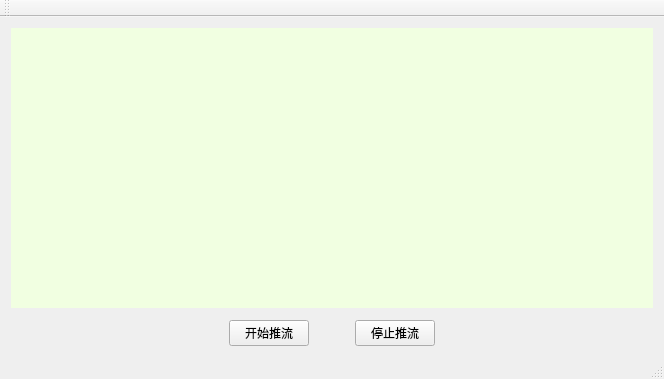
First picture: the form in mainwindow.ui, repository weinkym/zegoapp, before the edit.
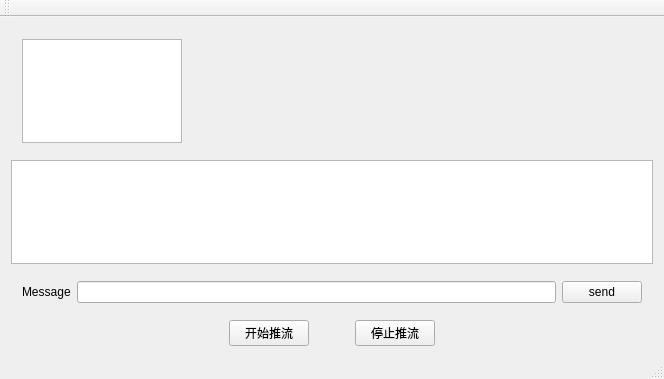
Second picture: the form after the edit.

```diff
--- a/mainwindow.ui
+++ b/mainwindow.ui
@@ -23,32 +23,40 @@
         <verstretch>0</verstretch>
        </sizepolicy>
       </property>
-      <property name="styleSheet">
-       <string notr="true">background:rgb(241, 255, 225)</string>
-      </property>
-      <layout class="QHBoxLayout" name="horizontalLayout_2">
+      <layout class="QHBoxLayout" name="horizontalLayout_3">
        <item>
-        <widget class="QWidget" name="widget_4" native="true"/>
+        <widget class="QListWidget" name="listWidget">
+         <property name="sizePolicy">
+          <sizepolicy hsizetype="Preferred" vsizetype="Expanding">
+           <horstretch>0</horstretch>
+           <verstretch>0</verstretch>
+          </sizepolicy>
+         </property>
+         <property name="maximumSize">
+          <size>
+           <width>160</width>
+           <height>16777215</height>
+          </size>
+         </property>
+        </widget>
        </item>
        <item>
-        <widget class="QWidget" name="widget_3" native="true">
-         <layout class="QVBoxLayout" name="verticalLayout_3">
+        <widget class="QWidget" name="widgetView" native="true">
+         <property name="sizePolicy">
+          <sizepolicy hsizetype="Expanding" vsizetype="Expanding">
+           <horstretch>0</horstretch>
+           <verstretch>0</verstretch>
+          </sizepolicy>
+         </property>
+         <property name="maximumSize">
+          <size>
+           <width>16777215</width>
+           <height>16777215</height>
+          </size>
+         </property>
+         <layout class="QHBoxLayout" name="horizontalLayout_2">
           <item>
-           <layout class="QVBoxLayout" name="vLayoutListView">
-            <item>
-             <spacer name="verticalSpacer">
-              <property name="orientation">
-               <enum>Qt::Vertical</enum>
-              </property>
-              <property name="sizeHint" stdset="0">
-               <size>
-                <width>20</width>
-                <height>17</height>
-               </size>
-              </property>
-             </spacer>
-            </item>
-           </layout>
+           <layout class="QHBoxLayout" name="hLayout"/>
           </item>
          </layout>
         </widget>
@@ -56,14 +64,36 @@
       </layout>
      </widget>
     </item>
+    <item>
+     <widget class="QTextEdit" name="textEdit"/>
+    </item>
     <item>
      <widget class="QWidget" name="widget_2" native="true">
-      <property name="maximumSize">
+      <property name="minimumSize">
        <size>
-        <width>16777215</width>
-        <height>20</height>
+        <width>0</width>
+        <height>0</height>
        </size>
       </property>
+      <layout class="QHBoxLayout" name="horizontalLayout_4">
+       <item>
+        <widget class="QLabel" name="label">
+         <property name="text">
+          <string>Message</string>
+         </property>
+        </widget>
+       </item>
+       <item>
+        <widget class="QLineEdit" name="lineEditInput"/>
+       </item>
+       <item>
+        <widget class="QPushButton" name="pushButtonSend">
+         <property name="text">
+          <string>send</string>
+         </property>
+        </widget>
+       </item>
+      </layout>
      </widget>
     </item>
     <item>
```
